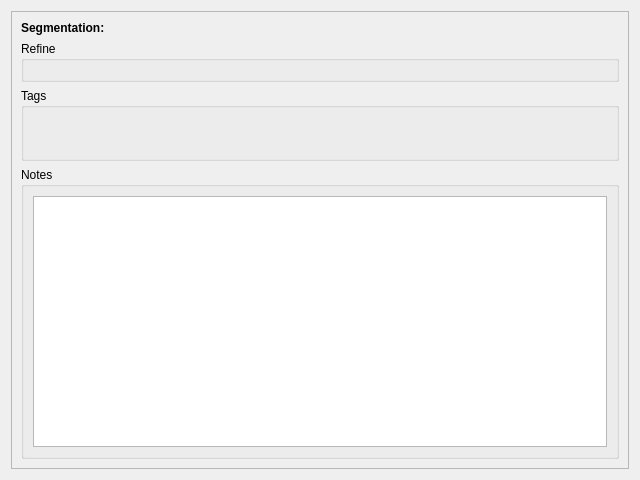
FelixdelasPozas/EspINA, file App/Docks/SegmentationInformation/SegmentationInformation.ui: the form before one commit.
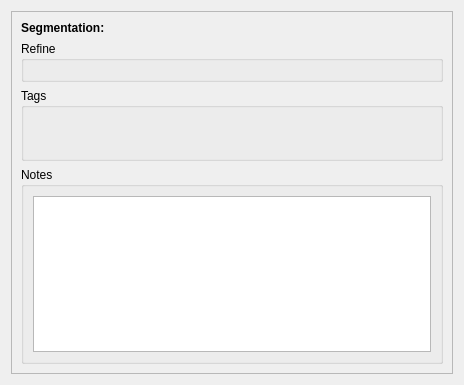
The form after the commit. Icons and pictures are not drawn.

Commit message: BugFix: Segmentation Information SGS refiner crash when changing selected segmentation. Sync Notes from Segmentation Information panel

```diff
--- a/App/Docks/SegmentationInformation/SegmentationInformation.ui
+++ b/App/Docks/SegmentationInformation/SegmentationInformation.ui
@@ -6,8 +6,8 @@
    <rect>
     <x>0</x>
     <y>0</y>
-    <width>640</width>
-    <height>480</height>
+    <width>464</width>
+    <height>385</height>
    </rect>
   </property>
   <property name="windowTitle">
@@ -28,8 +28,8 @@
        <rect>
         <x>0</x>
         <y>0</y>
-        <width>622</width>
-        <height>462</height>
+        <width>446</width>
+        <height>367</height>
        </rect>
       </property>
       <layout class="QVBoxLayout" name="verticalLayout_2">
```
The commit also changes 15 other files.
